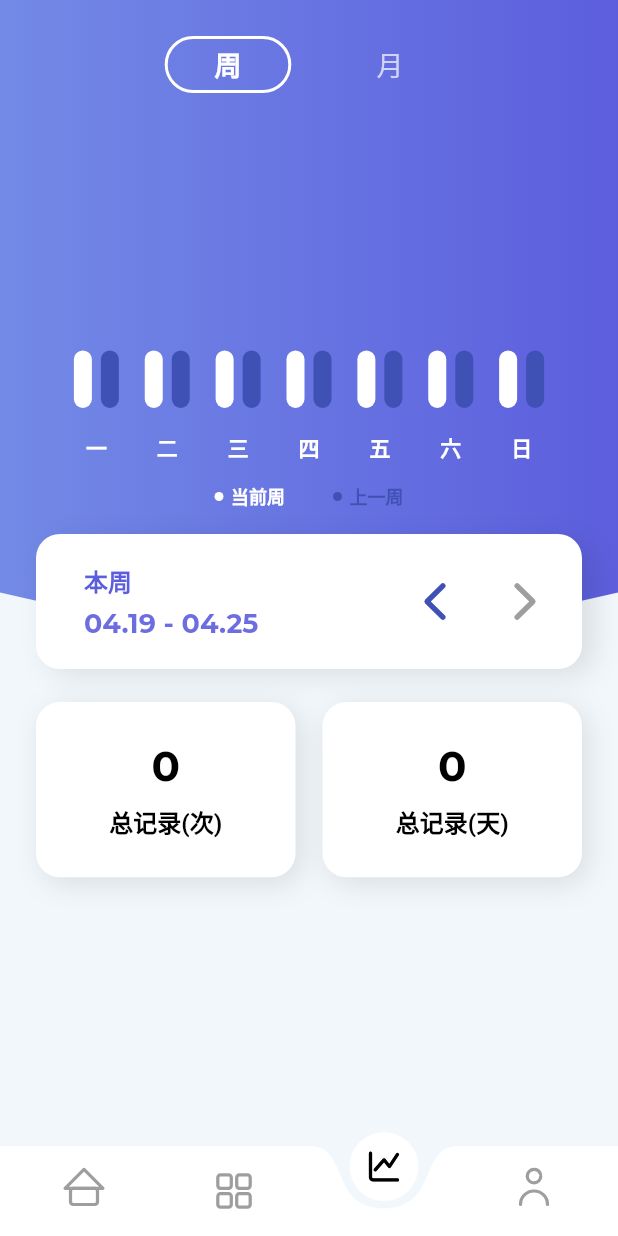
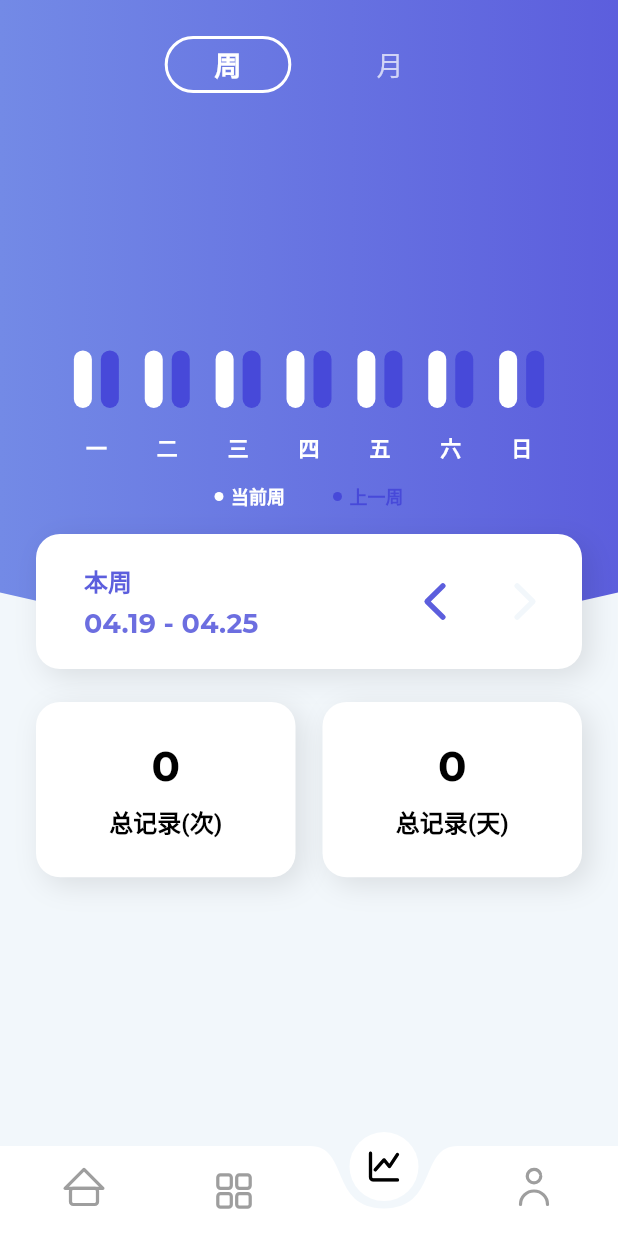
Before and after one commit to designDo/flutter-checkio, a Flutter app: the screen it shows after launch, item 3 of the bottom bar chosen, on a phone screen of 412 x 824 dp. Run offline on Flutter 3.47's test engine with Material 2 defaults, Android fonts, the phone set to English and light mode, and no system bars; drawn by our look-alikes of fl_chart; our stand-ins replace bloc, equatable, flutter_bloc, flutter_local_notifications, flutter_slidable, flutter_svg and 6 more; accounts and stored records are empty.

Commit message:
habit progress change

```diff
--- a/lib/habit_progress/habit_progress_screen.dart
+++ b/lib/habit_progress/habit_progress_screen.dart
@@ -121,34 +121,23 @@ class TotalCheckAndDaysView extends StatelessWidget {
                 decoration: BoxDecoration(
                     shape: BoxShape.rectangle,
                     borderRadius: BorderRadius.all(Radius.circular(16)),
-                    color: Colors.white,
-                    boxShadow: [
-                      BoxShadow(
-                          color: Colors.black.withOpacity(.1),
-                          blurRadius: 16,
-                          offset: Offset(4, 4))
-                    ]),
+                    color: AppTheme.appTheme.cardBackgroundColor(),
+                    boxShadow: AppTheme.appTheme.containerBoxShadow()),
                 child: Column(
                   mainAxisAlignment: MainAxisAlignment.center,
                   children: [
                     Text(
                       '${HabitUtil.getTotalDoNumsOfHistory(habits)}',
-                      style: AppTheme.appTheme
-                          .textStyle(
-                              textColor: Colors.black,
-                              fontWeight: FontWeight.bold,
-                              fontSize: 28)
-                          .copyWith(fontFamily: 'Montserrat'),
+                      style: AppTheme.appTheme.numHeadline1(
+                          fontWeight: FontWeight.bold, fontSize: 28),
                     ),
                     SizedBox(
                       height: 8,
                     ),
                     Text(
                       '总记录(次)',
-                      style: AppTheme.appTheme.textStyle(
-                          textColor: Colors.black,
-                          fontWeight: FontWeight.bold,
-                          fontSize: 16),
+                      style: AppTheme.appTheme
+                          .headline1(fontWeight: FontWeight.bold, fontSize: 16),
                     )
                   ],
                 ),
@@ -165,34 +154,23 @@ class TotalCheckAndDaysView extends StatelessWidget {
                 decoration: BoxDecoration(
                     shape: BoxShape.rectangle,
                     borderRadius: BorderRadius.all(Radius.circular(16)),
-                    color: Colors.white,
-                    boxShadow: [
-                      BoxShadow(
-                          color: Colors.black.withOpacity(.1),
-                          blurRadius: 16,
-                          offset: Offset(4, 4))
-                    ]),
+                    color: AppTheme.appTheme.cardBackgroundColor(),
+                    boxShadow: AppTheme.appTheme.containerBoxShadow()),
                 child: Column(
                   mainAxisAlignment: MainAxisAlignment.center,
                   children: [
                     Text(
                       '${HabitUtil.getTotalDaysOfHistory(habits)}',
-                      style: AppTheme.appTheme
-                          .textStyle(
-                              textColor: Colors.black,
-                              fontWeight: FontWeight.bold,
-                              fontSize: 28)
-                          .copyWith(fontFamily: 'Montserrat'),
+                      style: AppTheme.appTheme.numHeadline1(
+                          fontWeight: FontWeight.bold, fontSize: 28),
                     ),
                     SizedBox(
                       height: 8,
                     ),
                     Text(
                       '总记录(天)',
-                      style: AppTheme.appTheme.textStyle(
-                          textColor: Colors.black,
-                          fontWeight: FontWeight.bold,
-                          fontSize: 16),
+                      style: AppTheme.appTheme
+                          .headline1(fontWeight: FontWeight.bold, fontSize: 16),
                     )
                   ],
                 ),
@@ -220,13 +198,8 @@ class MostChecksView extends StatelessWidget {
       decoration: BoxDecoration(
           shape: BoxShape.rectangle,
           borderRadius: BorderRadius.all(Radius.circular(16)),
-          color: Colors.white,
-          boxShadow: [
-            BoxShadow(
-                color: Colors.black.withOpacity(.1),
-                blurRadius: 16,
-                offset: Offset(4, 4))
-          ]),
+          color: AppTheme.appTheme.cardBackgroundColor(),
+          boxShadow: AppTheme.appTheme.containerBoxShadow()),
       width: double.infinity,
       padding: EdgeInsets.all(16),
       margin: EdgeInsets.only(left: 24, right: 24, top: 8, bottom: 16),
@@ -240,10 +213,8 @@ class MostChecksView extends StatelessWidget {
               children: [
                 Text(
                   '记录次数最多',
-                  style: AppTheme.appTheme.textStyle(
-                      textColor: Colors.black,
-                      fontSize: 16,
-                      fontWeight: FontWeight.bold),
+                  style: AppTheme.appTheme
+                      .headline1(fontSize: 16, fontWeight: FontWeight.bold),
                 ),
                 SizedBox(
                   height: 16,
@@ -265,11 +236,7 @@ class MostChecksView extends StatelessWidget {
             child: Text(
               '${mostDoNumHabits.length == 0 ? 0 : mostDoNumHabits[0].records.length}',
               style: AppTheme.appTheme
-                  .textStyle(
-                      textColor: Colors.black,
-                      fontWeight: FontWeight.bold,
-                      fontSize: 28)
-                  .copyWith(fontFamily: 'Montserrat'),
+                  .numHeadline1(fontWeight: FontWeight.bold, fontSize: 28),
             ),
           )
         ],
@@ -294,13 +261,8 @@ class MostStreaksView extends StatelessWidget {
       decoration: BoxDecoration(
           shape: BoxShape.rectangle,
           borderRadius: BorderRadius.all(Radius.circular(16)),
-          color: Colors.white,
-          boxShadow: [
-            BoxShadow(
-                color: Colors.black.withOpacity(.1),
-                blurRadius: 16,
-                offset: Offset(4, 4))
-          ]),
+          color: AppTheme.appTheme.cardBackgroundColor(),
+          boxShadow: AppTheme.appTheme.containerBoxShadow()),
       width: double.infinity,
       padding: EdgeInsets.all(16),
       margin: EdgeInsets.only(left: 24, right: 24, top: 8, bottom: 16),
@@ -314,10 +276,8 @@ class MostStreaksView extends StatelessWidget {
               children: [
                 Text(
                   '当前连续天数最多',
-                  style: AppTheme.appTheme.textStyle(
-                      textColor: Colors.black,
-                      fontSize: 16,
-                      fontWeight: FontWeight.bold),
+                  style: AppTheme.appTheme
+                      .headline1(fontSize: 16, fontWeight: FontWeight.bold),
                 ),
                 SizedBox(
                   height: 16,
@@ -339,11 +299,7 @@ class MostStreaksView extends StatelessWidget {
             child: Text(
               '${mostStreakHabits.s}',
               style: AppTheme.appTheme
-                  .textStyle(
-                      textColor: Colors.black,
-                      fontWeight: FontWeight.bold,
-                      fontSize: 28)
-                  .copyWith(fontFamily: 'Montserrat'),
+                  .numHeadline1(fontWeight: FontWeight.bold, fontSize: 28),
             ),
           )
         ],
@@ -392,7 +348,7 @@ class HabitItemView extends StatelessWidget {
             width: 4,
           ),
           Text(habit.name,
-              style: AppTheme.appTheme.textStyle(
+              style: AppTheme.appTheme.headline1(
                   textColor: Colors.white,
                   fontSize: 14,
                   fontWeight: FontWeight.normal))
--- a/lib/habit_progress/week_month_chart.dart
+++ b/lib/habit_progress/week_month_chart.dart
@@ -6,6 +6,7 @@ import 'package:timefly/models/complete_time.dart';
 import 'package:timefly/models/habit.dart';
 import 'package:timefly/utils/date_util.dart';
 import 'package:timefly/utils/habit_util.dart';
+import 'package:timefly/utils/hex_color.dart';
 import 'package:timefly/utils/pair.dart';
 import 'package:timefly/widget/clip/bottom_cliper.dart';
 import 'package:timefly/widget/tab_indicator.dart';
@@ -56,11 +57,7 @@ class _WeekMonthChartState extends State<WeekMonthChart>
           clipper: BottomClipper(),
           child: Container(
             decoration: BoxDecoration(
-                gradient: LinearGradient(
-              colors: <Color>[
-                Color(0xFF738AE6),
-                Color(0xFF5C5EDD),
-              ],
+                gradient: AppTheme.appTheme.containerGradient(
               begin: Alignment.centerLeft,
               end: Alignment.centerRight,
             )),
@@ -146,15 +143,16 @@ class _WeekMonthChartState extends State<WeekMonthChart>
                   width: 6,
                   height: 6,
                   decoration: BoxDecoration(
-                      shape: BoxShape.circle, color: Colors.indigo),
+                      shape: BoxShape.circle,
+                      color: HexColor.darken(AppTheme.appTheme.grandientColorEnd(),0.05)),
                 ),
                 SizedBox(
                   width: 5,
                 ),
                 Text(
                   currentChart == 0 ? '上一周' : '上一月',
-                  style: AppTheme.appTheme.textStyle(
-                    textColor: Colors.indigo,
+                  style: AppTheme.appTheme.headline1(
+                    textColor: HexColor.darken(AppTheme.appTheme.grandientColorEnd(),0.05),
                     fontWeight: FontWeight.bold,
                     fontSize: 12,
                   ),
@@ -167,13 +165,8 @@ class _WeekMonthChartState extends State<WeekMonthChart>
               padding: EdgeInsets.only(left: 32, right: 24),
               height: 90,
               decoration: BoxDecoration(
-                  boxShadow: [
-                    BoxShadow(
-                        color: Colors.black.withOpacity(.1),
-                        blurRadius: 16,
-                        offset: Offset(8, 4))
-                  ],
-                  color: Colors.white,
+                  boxShadow: AppTheme.appTheme.containerBoxShadow(),
+                  color: AppTheme.appTheme.cardBackgroundColor(),
                   shape: BoxShape.rectangle,
                   borderRadius: BorderRadius.all(Radius.circular(16))),
               child: Row(
@@ -185,8 +178,8 @@ class _WeekMonthChartState extends State<WeekMonthChart>
                     children: [
                       Text(
                         getWeekOrMonthStr(),
-                        style: AppTheme.appTheme.textStyle(
-                            textColor: Color(0xFF5C5EDD),
+                        style: AppTheme.appTheme.headline1(
+                            textColor: AppTheme.appTheme.grandientColorEnd(),
                             fontWeight: FontWeight.bold,
                             fontSize: 16),
                       ),
@@ -199,12 +192,12 @@ class _WeekMonthChartState extends State<WeekMonthChart>
                                   _now, currentWeekIndex)
                               : DateUtil.getMonthPeriodString(
                                   _now, currentMonthIndex),
-                          style: AppTheme.appTheme
-                              .textStyle(
-                                  textColor: Color(0xFF5C5EDD).withOpacity(0.9),
-                                  fontWeight: FontWeight.bold,
-                                  fontSize: 18)
-                              .copyWith(fontFamily: 'Montserrat'))
+                          style: AppTheme.appTheme.numHeadline1(
+                              textColor: AppTheme.appTheme
+                                  .grandientColorEnd()
+                                  .withOpacity(0.9),
+                              fontWeight: FontWeight.bold,
+                              fontSize: 18))
                     ],
                   ),
                   Expanded(
@@ -224,7 +217,7 @@ class _WeekMonthChartState extends State<WeekMonthChart>
                     },
                     child: SvgPicture.asset(
                       'assets/images/navigation_left.svg',
-                      color: Colors.indigo,
+                      color: AppTheme.appTheme.grandientColorEnd(),
                       width: 28,
                       height: 28,
                     ),
@@ -254,8 +247,8 @@ class _WeekMonthChartState extends State<WeekMonthChart>
                         'assets/images/navigation_right.svg',
                         color: ((currentChart == 0 && currentWeekIndex == 0) ||
                                 (currentChart == 1 && currentMonthIndex == 0))
-                            ? Colors.grey
-                            : Colors.indigo,
+                            ? AppTheme.appTheme.containerBackgroundColor()
+                            : AppTheme.appTheme.grandientColorEnd(),
                         width: 28,
                         height: 28,
                       ))
@@ -326,15 +319,14 @@ class _WeekMonthChartState extends State<WeekMonthChart>
             tooltipRoundedRadius: 16,
             tooltipBottomMargin: 8,
             tooltipPadding: EdgeInsets.symmetric(horizontal: 16, vertical: 8),
-            tooltipBgColor: Colors.white,
+            tooltipBgColor: AppTheme.appTheme.cardBackgroundColor(),
             getTooltipItem: (group, groupIndex, rod, rodIndex) {
               return BarTooltipItem(
                   (rod.y - 1).toInt().toString(),
-                  TextStyle(
-                      color: Colors.black,
-                      fontSize: 20,
-                      fontWeight: FontWeight.bold,
-                      fontFamily: 'Montserrat'));
+                  AppTheme.appTheme.numHeadline1(
+                    fontSize: 20,
+                    fontWeight: FontWeight.bold,
+                  ));
             }),
         touchCallback: (barTouchResponse) {
           setState(() {
@@ -352,8 +344,10 @@ class _WeekMonthChartState extends State<WeekMonthChart>
         show: true,
         bottomTitles: SideTitles(
           showTitles: true,
-          getTextStyles: (value) => const TextStyle(
-              color: Colors.white, fontWeight: FontWeight.bold, fontSize: 14),
+          getTextStyles: (value) => AppTheme.appTheme.headline1(
+              textColor: Colors.white,
+              fontWeight: FontWeight.bold,
+              fontSize: 14),
           margin: 16,
           getTitles: (double value) {
             return CompleteDay.getSimpleDay(value.toInt() + 1);
@@ -403,7 +397,9 @@ class _WeekMonthChartState extends State<WeekMonthChart>
           y: isTouched
               ? (previousY > 0 ? previousY + 1 : 1)
               : (previousY > 0 ? previousY : 1),
-          colors: [Colors.indigo],
+          colors: [
+            HexColor.darken(AppTheme.appTheme.grandientColorEnd(), 0.05)
+          ],
           width: width,
           backDrawRodData: BackgroundBarChartRodData(
             show: false,
@@ -475,6 +471,7 @@ class _WeekMonthChartState extends State<WeekMonthChart>
             touchTooltipData: LineTouchTooltipData(
                 tooltipPadding: EdgeInsets.all(8),
                 tooltipRoundedRadius: 16,
+                tooltipBgColor: AppTheme.appTheme.cardBackgroundColor(),
                 fitInsideVertically: true,
                 fitInsideHorizontally: true,
                 getTooltipItems: (spots) {
@@ -482,12 +479,8 @@ class _WeekMonthChartState extends State<WeekMonthChart>
                       .map((spot) => (spot.barIndex == 1
                           ? LineTooltipItem(
                               '${(spot.y - 1).toInt()}\n${getMonthByIndex(spot.x.toInt())}',
-                              AppTheme.appTheme
-                                  .textStyle(
-                                      textColor: Colors.black,
-                                      fontSize: 20,
-                                      fontWeight: FontWeight.bold)
-                                  .copyWith(fontFamily: 'Montserrat'))
+                              AppTheme.appTheme.numHeadline1(
+                                  fontSize: 20, fontWeight: FontWeight.bold))
                           : null))
                       .toList();
                 })),
@@ -497,11 +490,11 @@ class _WeekMonthChartState extends State<WeekMonthChart>
             bottomTitles: SideTitles(
                 showTitles: true,
                 reservedSize: 22,
-                getTextStyles: (value) => const TextStyle(
-                      color: Colors.white,
+                getTextStyles: (value) => AppTheme.appTheme.numHeadline1(
+                      textColor: Colors.white,
                       fontWeight: FontWeight.bold,
                       fontSize: 16,
-                    ).copyWith(fontFamily: 'Montserrat'),
+                    ),
                 margin: 20,
                 getTitles: (value) {
                   switch (value.toInt()) {
@@ -549,7 +542,7 @@ class _WeekMonthChartState extends State<WeekMonthChart>
         curveSmoothness: .33,
         isCurved: true,
         colors: [
-          Colors.indigo,
+          HexColor.darken(AppTheme.appTheme.grandientColorEnd(), 0.05),
         ],
         barWidth: 2,
         isStrokeCapRound: true,
--- a/lib/utils/hex_color.dart
+++ b/lib/utils/hex_color.dart
@@ -10,4 +10,13 @@ class HexColor extends Color {
     }
     return int.parse(hexColor, radix: 16);
   }
+
+  static Color darken(Color color, [double amount = .1]) {
+    assert(amount >= 0 && amount <= 1);
+
+    final hsl = HSLColor.fromColor(color);
+    final hslDark = hsl.withLightness((hsl.lightness - amount).clamp(0.0, 1.0));
+
+    return hslDark.toColor();
+  }
 }
```
Also changed, not shown: lib/habit_progress/progress_rate_views.dart (+9 -28 lines).
